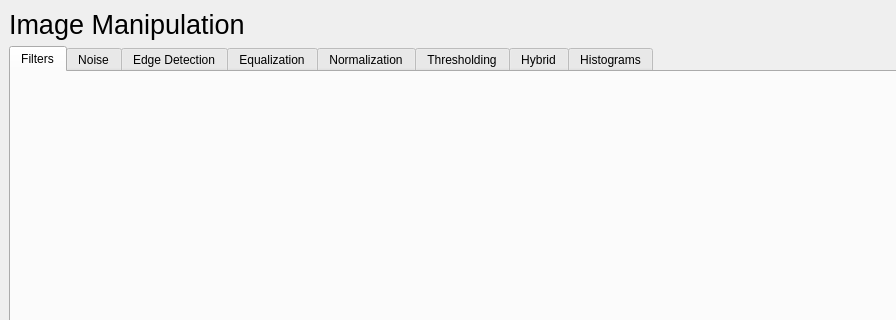
Above: main.ui from MohamedHisham20/CV_filter_and_edge_detection before the change; both pictures show x 0 to 896 and y 0 to 320 of the 1399 by 668 pixel window. Below: the same form after it.
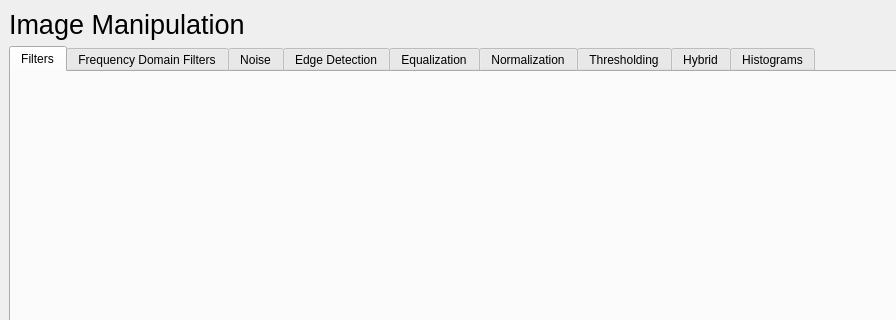
That is the form after the change. The open tabs and pages were chosen to show the change.

Commit message: widgets for frequency filters and hybrid images

What changed in the file:
```diff
--- a/main.ui
+++ b/main.ui
@@ -51,6 +51,11 @@
         <string>Filters</string>
        </attribute>
       </widget>
+      <widget class="QWidget" name="FrequencyFilters_tab">
+       <attribute name="title">
+        <string>Frequency Domain Filters</string>
+       </attribute>
+      </widget>
       <widget class="QWidget" name="Noise_tab">
        <attribute name="title">
         <string>Noise</string>
```
Left out of the diff: 5 changed lines with no effect on the pictures. The commit also changes 3 other files.
